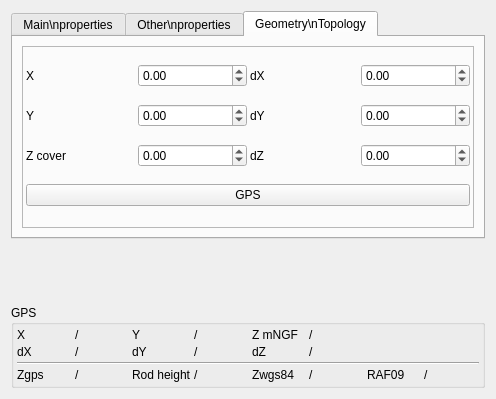
First picture: the form in Lamia/iface/qgiswidget/tools/toolprepro/base3_waterdistribution/lamiabase_wds_equipment_tool_ui.ui, repository Artelia/Lamia, before the edit.
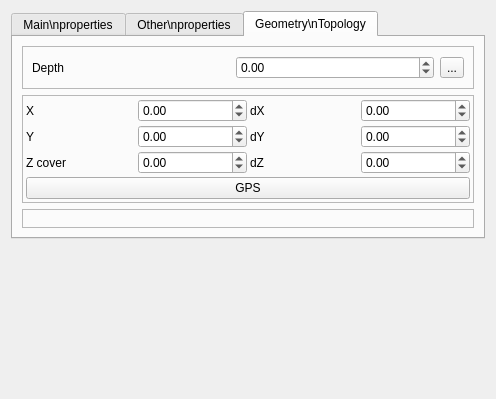
Second picture: the form after the edit. The open tabs and pages were chosen to show the change.

Diff of the .ui file:
```diff
--- a/Lamia/iface/qgiswidget/tools/toolprepro/base3_waterdistribution/lamiabase_wds_equipment_tool_ui.ui
+++ b/Lamia/iface/qgiswidget/tools/toolprepro/base3_waterdistribution/lamiabase_wds_equipment_tool_ui.ui
@@ -13,7 +13,7 @@
   <property name="windowTitle">
    <string>Form</string>
   </property>
-  <layout class="QVBoxLayout" name="verticalLayout" stretch="0,10,0">
+  <layout class="QVBoxLayout" name="verticalLayout" stretch="0,10">
    <item>
     <widget class="QTabWidget" name="tabWidget">
      <property name="currentIndex">
@@ -406,32 +406,7 @@
           </layout>
          </widget>
          <widget class="QWidget" name="page">
-          <layout class="QGridLayout" name="gridLayout_6">
-           <item row="0" column="1">
-            <widget class="QDoubleSpinBox" name="doubleSpinBox_prof">
-             <property name="minimum">
-              <double>-1.000000000000000</double>
-             </property>
-             <property name="maximum">
-              <double>9999.000000000000000</double>
-             </property>
-            </widget>
-           </item>
-           <item row="0" column="0">
-            <widget class="QLabel" name="label_32">
-             <property name="text">
-              <string>Depth</string>
-             </property>
-            </widget>
-           </item>
-           <item row="0" column="2">
-            <widget class="QToolButton" name="toolButton_prof">
-             <property name="text">
-              <string>...</string>
-             </property>
-            </widget>
-           </item>
-          </layout>
+          <layout class="QGridLayout" name="gridLayout_6"/>
          </widget>
          <widget class="QWidget" name="autre"/>
         </widget>
@@ -443,6 +418,42 @@
        <string>Geometry\nTopology</string>
       </attribute>
       <layout class="QVBoxLayout" name="verticalLayout_4">
+       <item>
+        <widget class="QFrame" name="frame_4">
+         <property name="frameShape">
+          <enum>QFrame::StyledPanel</enum>
+         </property>
+         <property name="frameShadow">
+          <enum>QFrame::Raised</enum>
+         </property>
+         <layout class="QGridLayout" name="gridLayout_4">
+          <item row="0" column="0">
+           <widget class="QLabel" name="label_32">
+            <property name="text">
+             <string>Depth</string>
+            </property>
+           </widget>
+          </item>
+          <item row="0" column="1">
+           <widget class="QDoubleSpinBox" name="doubleSpinBox_prof">
+            <property name="minimum">
+             <double>-1.000000000000000</double>
+            </property>
+            <property name="maximum">
+             <double>9999.000000000000000</double>
+            </property>
+           </widget>
+          </item>
+          <item row="0" column="2">
+           <widget class="QToolButton" name="toolButton_prof">
+            <property name="text">
+             <string>...</string>
+            </property>
+           </widget>
+          </item>
+         </layout>
+        </widget>
+       </item>
        <item>
         <widget class="QFrame" name="frame_3">
          <property name="frameShape">
@@ -579,6 +590,16 @@
          </layout>
         </widget>
        </item>
+       <item>
+        <widget class="QFrame" name="frame_gps">
+         <property name="frameShape">
+          <enum>QFrame::StyledPanel</enum>
+         </property>
+         <property name="frameShadow">
+          <enum>QFrame::Raised</enum>
+         </property>
+        </widget>
+       </item>
       </layout>
      </widget>
     </widget>
@@ -596,177 +617,6 @@
      </property>
     </spacer>
    </item>
-   <item>
-    <widget class="QGroupBox" name="groupBox_2">
-     <property name="title">
-      <string>GPS</string>
-     </property>
-     <layout class="QGridLayout" name="gridLayout_17">
-      <property name="leftMargin">
-       <number>3</number>
-      </property>
-      <property name="topMargin">
-       <number>3</number>
-      </property>
-      <property name="rightMargin">
-       <number>3</number>
-      </property>
-      <property name="bottomMargin">
-       <number>3</number>
-      </property>
-      <property name="spacing">
-       <number>3</number>
-      </property>
-      <item row="0" column="3">
-       <widget class="QLabel" name="label_Y">
-        <property name="text">
-         <string>/</string>
-        </property>
-       </widget>
-      </item>
-      <item row="0" column="2">
-       <widget class="QLabel" name="label_64">
-        <property name="text">
-         <string>Y</string>
-        </property>
-       </widget>
-      </item>
-      <item row="1" column="5">
-       <widget class="QLabel" name="label_dZ">
-        <property name="text">
-         <string>/</string>
-        </property>
-       </widget>
-      </item>
-      <item row="0" column="5">
-       <widget class="QLabel" name="label_Z">
-        <property name="text">
-         <string>/</string>
-        </property>
-       </widget>
-      </item>
-      <item row="1" column="1">
-       <widget class="QLabel" name="label_dX">
-        <property name="text">
-         <string>/</string>
-        </property>
-       </widget>
-      </item>
-      <item row="3" column="6">
-       <widget class="QLabel" name="label_61">
-        <property name="text">
-         <string>RAF09</string>
-        </property>
-       </widget>
-      </item>
-      <item row="1" column="4">
-       <widget class="QLabel" name="label_68">
-        <property name="text">
-         <string>dZ</string>
-        </property>
-       </widget>
-      </item>
-      <item row="1" column="0">
-       <widget class="QLabel" name="label_65">
-        <property name="text">
-         <string>dX</string>
-        </property>
-       </widget>
-      </item>
-      <item row="1" column="2">
-       <widget class="QLabel" name="label_67">
-        <property name="text">
-         <string>dY</string>
-        </property>
-       </widget>
-      </item>
-      <item row="1" column="3">
-       <widget class="QLabel" name="label_dY">
-        <property name="text">
-         <string>/</string>
-        </property>
-       </widget>
-      </item>
-      <item row="3" column="0">
-       <widget class="QLabel" name="label_62">
-        <property name="text">
-         <string>Zgps</string>
-        </property>
-       </widget>
-      </item>
-      <item row="0" column="4">
-       <widget class="QLabel" name="label_66">
-        <property name="text">
-         <string>Z mNGF</string>
-        </property>
-       </widget>
-      </item>
-      <item row="3" column="1">
-       <widget class="QLabel" name="label_zgps">
-        <property name="text">
-         <string>/</string>
-        </property>
-       </widget>
-      </item>
-      <item row="3" column="3">
-       <widget class="QLabel" name="label_hautperche">
-        <property name="text">
-         <string>/</string>
-        </property>
-       </widget>
-      </item>
-      <item row="3" column="2">
-       <widget class="QLabel" name="label_70">
-        <property name="text">
-         <string>Rod height</string>
-        </property>
-       </widget>
-      </item>
-      <item row="3" column="5">
-       <widget class="QLabel" name="label_zwgs84">
-        <property name="text">
-         <string>/</string>
-        </property>
-       </widget>
-      </item>
-      <item row="3" column="4">
-       <widget class="QLabel" name="label_63">
-        <property name="text">
-         <string>Zwgs84</string>
-        </property>
-       </widget>
-      </item>
-      <item row="0" column="1">
-       <widget class="QLabel" name="label_X">
-        <property name="text">
-         <string>/</string>
-        </property>
-       </widget>
-      </item>
-      <item row="0" column="0">
-       <widget class="QLabel" name="label_69">
-        <property name="text">
-         <string>X</string>
-        </property>
-       </widget>
-      </item>
-      <item row="3" column="7">
-       <widget class="QLabel" name="label_raf09">
-        <property name="text">
-         <string>/</string>
-        </property>
-       </widget>
-      </item>
-      <item row="2" column="0" colspan="8">
-       <widget class="Line" name="line">
-        <property name="orientation">
-         <enum>Qt::Horizontal</enum>
-        </property>
-       </widget>
-      </item>
-     </layout>
-    </widget>
-   </item>
   </layout>
  </widget>
  <resources/>
```
Left out of the diff: 2 changed lines with no effect on the pictures.
